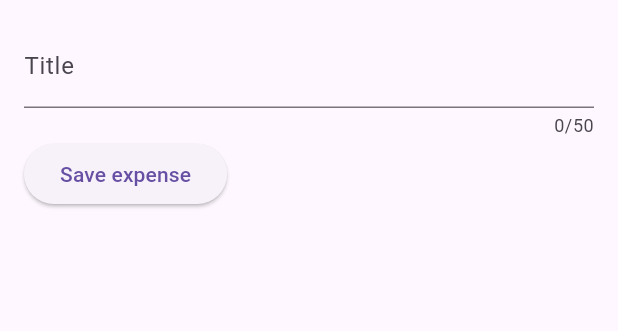
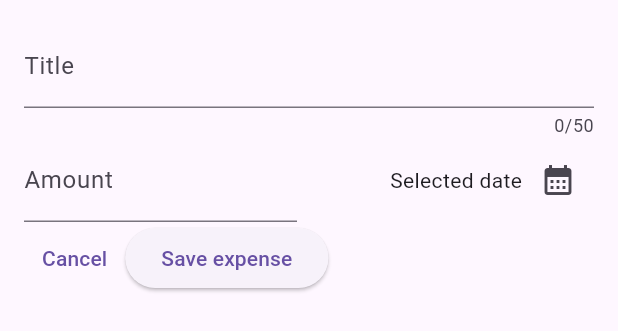
Before and after one commit to andreitecsor/expense_tracker, a Flutter app: the NewExpense widget shown alone on an empty page, opened directly, on a phone screen of 412 x 824 dp. Shown: the top 331 px of the screen. Run offline on Flutter 3.47's test engine with Material 3 defaults, Android fonts, the phone set to English and light mode, and no system bars.

Commit message:
organise expense form (add date picker)

```diff
--- a/lib/widgets/new_expense.dart
+++ b/lib/widgets/new_expense.dart
@@ -11,17 +11,29 @@ class NewExpense extends StatefulWidget {
 
 class _NewExpenseState extends State<NewExpense> {
   final _titleController = TextEditingController();
+  final _amountController = TextEditingController();
+
+  void _presentDatePicker() {
+    final now = DateTime.now();
+    final firstDate = DateTime(now.year - 1, now.month, now.day);
+    showDatePicker(
+        context: context,
+        initialDate: now,
+        firstDate: firstDate,
+        lastDate: now);
+  }
 
   @override
   void dispose() {
     _titleController.dispose();
+    _amountController.dispose();
     super.dispose();
   }
 
   @override
   Widget build(BuildContext context) {
     return Padding(
-      padding: EdgeInsets.all(16),
+      padding: const EdgeInsets.all(16),
       child: Column(
         children: [
           TextField(
@@ -33,9 +45,44 @@ class _NewExpenseState extends State<NewExpense> {
           ),
           Row(
             children: [
+              Expanded(
+                child: TextField(
+                  controller: _amountController,
+                  keyboardType: TextInputType.number,
+                  decoration: const InputDecoration(
+                    prefixText: '\$ ',
+                    label: Text('Amount'),
+                  ),
+                ),
+              ),
+              const SizedBox(width: 16),
+              Expanded(
+                child: Row(
+                  mainAxisAlignment: MainAxisAlignment.end,
+                  crossAxisAlignment: CrossAxisAlignment.center,
+                  children: [
+                    const Text('Selected date'),
+                    IconButton(
+                      onPressed: _presentDatePicker,
+                      icon: const Icon(Icons.calendar_month),
+                    )
+                  ],
+                ),
+              )
+            ],
+          ),
+          Row(
+            children: [
+              TextButton(
+                onPressed: () {
+                  Navigator.pop(context);
+                },
+                child: const Text('Cancel'),
+              ),
               ElevatedButton(
                 onPressed: () {
                   print(_titleController.text);
+                  print(_amountController.text);
                 },
                 child: const Text('Save expense'),
               )
```
